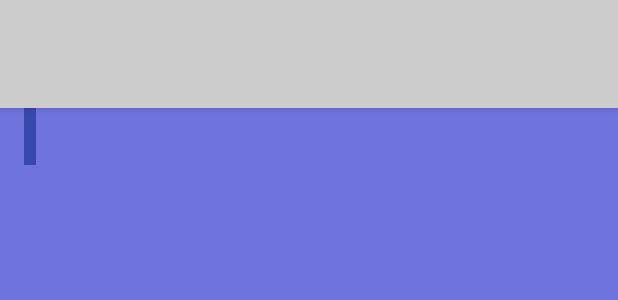
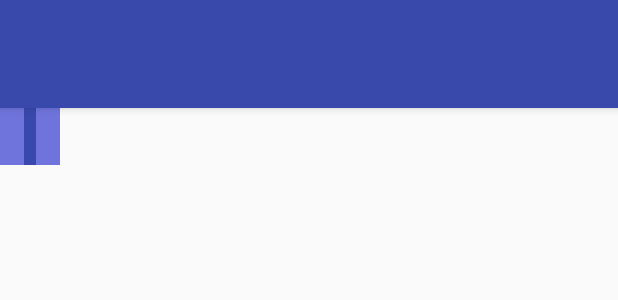
Before and after one commit to taitsmith/XYZ-Reader, an Android app: the layout fragment_article_detail.xml on its own in the app's theme, with its tools: preview values and no code run, on a phone screen of 412 x 824 dp. Shown: the top 300 px of the screen. Run offline under Robolectric (Android 15) with nearby library versions, the phone set to English and light mode, and no system bars.

Commit message:
Theme fix 2.0

```diff
--- a/src/main/res/layout-land/fragment_article_detail.xml
+++ b/src/main/res/layout-land/fragment_article_detail.xml
@@ -3,15 +3,12 @@
     xmlns:app="http://schemas.android.com/apk/res-auto"
     android:id="@+id/draw_insets_frame_layout"
     android:layout_width="match_parent"
-    android:layout_height="match_parent"
-    android:background="@color/theme_primary_light">
+    android:layout_height="match_parent">
 
     <android.support.design.widget.AppBarLayout
         android:id="@+id/photo_container"
         android:layout_width="match_parent"
         android:layout_height="wrap_content"
-        android:background="@color/photo_placeholder"
-        android:theme="@style/Theme.AppCompat.NoActionBar"
         android:elevation="4dp">
 
         <!--suppress AndroidLintContentDescription -->
@@ -26,7 +23,8 @@
                 android:id="@+id/detailToolbar"
                 android:layout_width="wrap_content"
                 android:layout_height="72dp"
-                app:layout_collapseMode="pin"/>
+                app:layout_collapseMode="pin"
+                android:titleTextColor="@color/ltgray"/>
 
             <ImageView
                 android:contentDescription="@string/app_name"
@@ -72,7 +70,6 @@
         android:stateListAnimator="@anim/fab_state_list_anim"
         app:layout_anchor="@id/photo_container"
         app:layout_anchorGravity="bottom|end"
-        app:fabSize="auto"
-        app:backgroundTint="@color/theme_accent" />
+        app:fabSize="auto" />
 
 </android.support.design.widget.CoordinatorLayout>
--- a/src/main/res/layout/activity_article_list.xml
+++ b/src/main/res/layout/activity_article_list.xml
@@ -10,9 +10,7 @@
     <android.support.design.widget.AppBarLayout
         android:layout_width="match_parent"
         android:layout_height="160dp"
-        android:theme="@style/ThemeOverlay.AppCompat.Dark.ActionBar"
         android:fitsSystemWindows="true"
-        android:background="@color/theme_primary_dark"
         android:elevation="@dimen/app_bar_elevation">
 
         <android.support.design.widget.CollapsingToolbarLayout
@@ -35,6 +33,7 @@
                 android:id="@+id/toolbar"
                 android:layout_width="match_parent"
                 android:layout_height="?actionBarSize" />
+
         </android.support.design.widget.CollapsingToolbarLayout>
     </android.support.design.widget.AppBarLayout>
 
--- a/src/main/res/layout/fragment_article_detail.xml
+++ b/src/main/res/layout/fragment_article_detail.xml
@@ -3,15 +3,12 @@
     xmlns:app="http://schemas.android.com/apk/res-auto"
     android:id="@+id/draw_insets_frame_layout"
     android:layout_width="match_parent"
-    android:layout_height="match_parent"
-    android:background="@color/theme_primary_light">
+    android:layout_height="match_parent">
 
     <android.support.design.widget.AppBarLayout
         android:id="@+id/photo_container"
         android:layout_width="match_parent"
         android:layout_height="wrap_content"
-        android:background="@color/photo_placeholder"
-        android:theme="@style/Theme.AppCompat.NoActionBar"
         android:elevation="4dp">
 
         <!--suppress AndroidLintContentDescription -->
@@ -26,7 +23,8 @@
                 android:id="@+id/detailToolbar"
                 android:layout_width="wrap_content"
                 android:layout_height="72dp"
-                app:layout_collapseMode="pin"/>
+                app:layout_collapseMode="pin"
+                android:titleTextColor="@color/ltgray"/>
 
             <ImageView
                 android:contentDescription="@string/app_name"
@@ -72,7 +70,6 @@
         android:stateListAnimator="@anim/fab_state_list_anim"
         app:layout_anchor="@id/photo_container"
         app:layout_anchorGravity="bottom|end"
-        app:fabSize="auto"
-        app:backgroundTint="@color/theme_accent" />
+        app:fabSize="auto"/>
 
 </android.support.design.widget.CoordinatorLayout>
--- a/src/main/res/values/themes.xml
+++ b/src/main/res/values/themes.xml
@@ -1,8 +1,8 @@
 <?xml version="1.0" encoding="utf-8"?>
 <resources>
     <style name="Theme.XYZtheme" parent="@style/Theme.AppCompat.Light.NoActionBar">
-        <item name="android:colorPrimary">@color/theme_primary</item>
-        <item name="android:colorAccent">@color/theme_accent</item>
-        <item name="android:colorPrimaryDark">@color/theme_primary_dark</item>
+        <item name="colorPrimary">@color/theme_primary</item>
+        <item name="colorAccent">@color/theme_accent</item>
+        <item name="colorPrimaryDark">@color/theme_primary_dark</item>
     </style>
 </resources>
```
Also changed, not shown: 11 other files.
